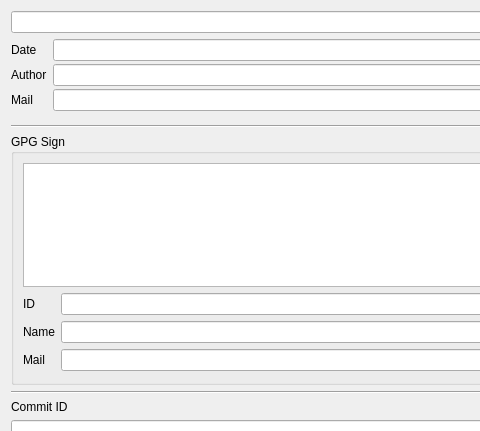
The window that src/CommitPropertyDialog.ui (soramimi/Guitar) describes before a commit, drawn with Qt 5; both pictures show x 0 to 480 and y 0 to 431 of the 724 by 632 pixel window.
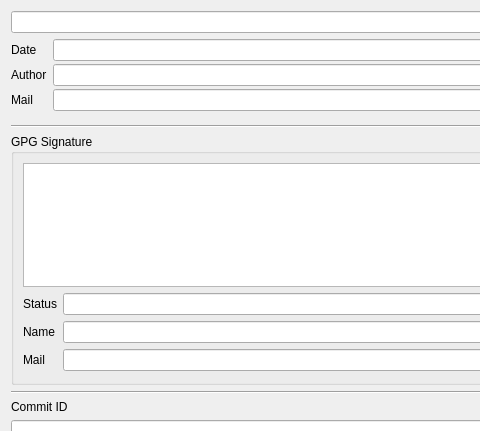
The same window after the commit. Custom widgets are drawn as their Qt base class.

What changed in the file:
```diff
--- a/src/CommitPropertyDialog.ui
+++ b/src/CommitPropertyDialog.ui
@@ -120,7 +120,7 @@
          </size>
         </property>
         <property name="title">
-         <string>GPG Sign</string>
+         <string>GPG Signature</string>
         </property>
         <layout class="QVBoxLayout" name="verticalLayout_3">
          <item>
@@ -137,7 +137,7 @@
              <item row="0" column="0">
               <widget class="QLabel" name="label">
                <property name="text">
-                <string>ID</string>
+                <string>Status</string>
                </property>
               </widget>
              </item>
```
Left out of the diff: 4 changed lines with no effect on the pictures.
